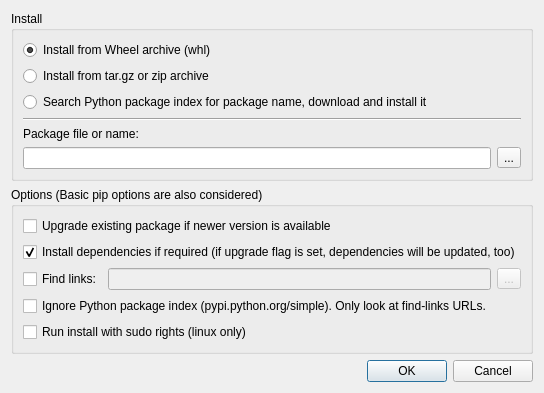
This is Qitom/ui/dialogPipManagerInstall.ui in itom-project/itom as Qt 5 draws it before an edit. The edited form follows.
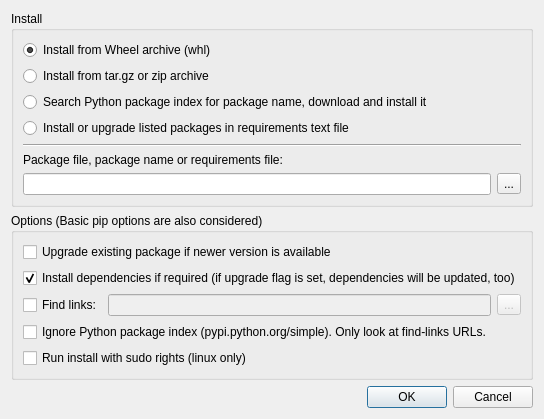
This is the edited form.

Commit message: itom python package manager can now also install from requirements.txt files (see https://pip.pypa.io/en/stable/reference/pip_install/)

The edit to the form file:
```diff
--- a/Qitom/ui/dialogPipManagerInstall.ui
+++ b/Qitom/ui/dialogPipManagerInstall.ui
@@ -7,7 +7,7 @@
     <x>0</x>
     <y>0</y>
     <width>492</width>
-    <height>362</height>
+    <height>381</height>
    </rect>
   </property>
   <property name="windowTitle">
@@ -44,6 +44,13 @@
         </property>
        </widget>
       </item>
+      <item>
+       <widget class="QRadioButton" name="radioRequirements">
+        <property name="text">
+         <string>Install or upgrade listed packages in requirements text file</string>
+        </property>
+       </widget>
+      </item>
       <item>
        <widget class="Line" name="line">
         <property name="orientation">
@@ -54,7 +61,7 @@
       <item>
        <widget class="QLabel" name="label">
         <property name="text">
-         <string>Package file or name:</string>
+         <string>Package file, package name or requirements file:</string>
         </property>
        </widget>
       </item>
```
The commit also changes 9 other files.
